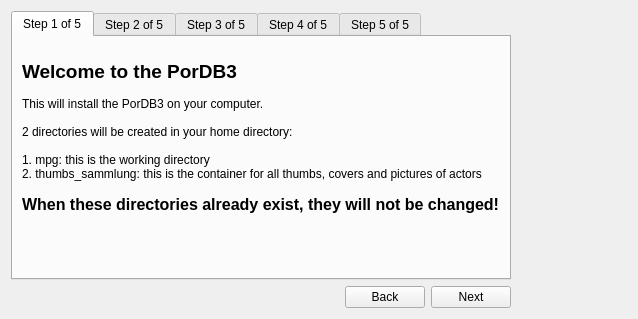
Above: pordb_setup.ui from hwmay/pordb3 before the change. Below: the same form after it.
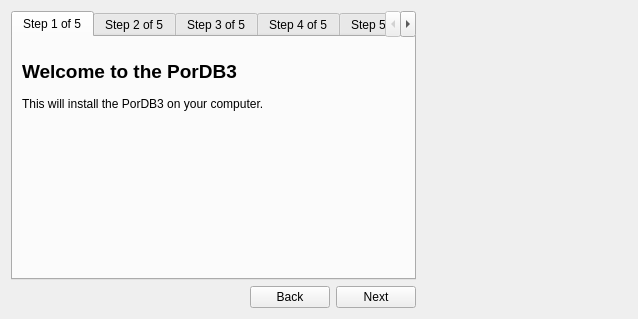
That is the form after the change.

Commit message: New function: installation with working and thumbs directory changed

Patch:
```diff
--- a/pordb_setup.ui
+++ b/pordb_setup.ui
@@ -32,18 +32,12 @@
             <string>&lt;!DOCTYPE HTML PUBLIC &quot;-//W3C//DTD HTML 4.0//EN&quot; &quot;http://www.w3.org/TR/REC-html40/strict.dtd&quot;&gt;
 &lt;html&gt;&lt;head&gt;&lt;meta name=&quot;qrichtext&quot; content=&quot;1&quot; /&gt;&lt;style type=&quot;text/css&quot;&gt;
 p, li { white-space: pre-wrap; }
-&lt;/style&gt;&lt;/head&gt;&lt;body style=&quot; font-family:'Sans Serif'; font-size:9pt; font-weight:400; font-style:normal;&quot;&gt;
-&lt;p style=&quot;-qt-paragraph-type:empty; margin-top:0px; margin-bottom:0px; margin-left:0px; margin-right:0px; -qt-block-indent:0; text-indent:0px;&quot;&gt;&lt;br /&gt;&lt;/p&gt;
-&lt;p style=&quot; margin-top:0px; margin-bottom:0px; margin-left:0px; margin-right:0px; -qt-block-indent:0; text-indent:0px;&quot;&gt;&lt;span style=&quot; font-size:14pt; font-weight:600;&quot;&gt;Welcome to the PorDB3&lt;/span&gt;&lt;/p&gt;
-&lt;p style=&quot;-qt-paragraph-type:empty; margin-top:0px; margin-bottom:0px; margin-left:0px; margin-right:0px; -qt-block-indent:0; text-indent:0px;&quot;&gt;&lt;br /&gt;&lt;/p&gt;
-&lt;p style=&quot; margin-top:0px; margin-bottom:0px; margin-left:0px; margin-right:0px; -qt-block-indent:0; text-indent:0px;&quot;&gt;This will install the PorDB3 on your computer.&lt;/p&gt;
-&lt;p style=&quot;-qt-paragraph-type:empty; margin-top:0px; margin-bottom:0px; margin-left:0px; margin-right:0px; -qt-block-indent:0; text-indent:0px;&quot;&gt;&lt;br /&gt;&lt;/p&gt;
-&lt;p style=&quot; margin-top:0px; margin-bottom:0px; margin-left:0px; margin-right:0px; -qt-block-indent:0; text-indent:0px;&quot;&gt;2 directories will be created in your home directory: &lt;/p&gt;
-&lt;p style=&quot;-qt-paragraph-type:empty; margin-top:0px; margin-bottom:0px; margin-left:0px; margin-right:0px; -qt-block-indent:0; text-indent:0px;&quot;&gt;&lt;br /&gt;&lt;/p&gt;
-&lt;p style=&quot; margin-top:0px; margin-bottom:0px; margin-left:0px; margin-right:0px; -qt-block-indent:0; text-indent:0px;&quot;&gt;1. mpg: this is the working directory&lt;/p&gt;
-&lt;p style=&quot; margin-top:0px; margin-bottom:0px; margin-left:0px; margin-right:0px; -qt-block-indent:0; text-indent:0px;&quot;&gt;2. thumbs_sammlung: this is the container for all thumbs, covers and pictures of actors&lt;/p&gt;
-&lt;p style=&quot;-qt-paragraph-type:empty; margin-top:0px; margin-bottom:0px; margin-left:0px; margin-right:0px; -qt-block-indent:0; text-indent:0px;&quot;&gt;&lt;br /&gt;&lt;/p&gt;
-&lt;p style=&quot; margin-top:0px; margin-bottom:0px; margin-left:0px; margin-right:0px; -qt-block-indent:0; text-indent:0px;&quot;&gt;&lt;span style=&quot; font-size:12pt; font-weight:600;&quot;&gt;When these directories already exist, they will not be changed!&lt;/span&gt;&lt;/p&gt;&lt;/body&gt;&lt;/html&gt;</string>
+&lt;/style&gt;&lt;/head&gt;&lt;body style=&quot; font-family:'Noto Sans'; font-size:10pt; font-weight:400; font-style:normal;&quot;&gt;
+&lt;p style=&quot;-qt-paragraph-type:empty; margin-top:0px; margin-bottom:0px; margin-left:0px; margin-right:0px; -qt-block-indent:0; text-indent:0px; font-family:'Sans Serif'; font-size:9pt;&quot;&gt;&lt;br /&gt;&lt;/p&gt;
+&lt;p style=&quot; margin-top:0px; margin-bottom:0px; margin-left:0px; margin-right:0px; -qt-block-indent:0; text-indent:0px;&quot;&gt;&lt;span style=&quot; font-family:'Sans Serif'; font-size:14pt; font-weight:600;&quot;&gt;Welcome to the PorDB3&lt;/span&gt;&lt;/p&gt;
+&lt;p style=&quot;-qt-paragraph-type:empty; margin-top:0px; margin-bottom:0px; margin-left:0px; margin-right:0px; -qt-block-indent:0; text-indent:0px; font-family:'Sans Serif'; font-size:9pt;&quot;&gt;&lt;br /&gt;&lt;/p&gt;
+&lt;p style=&quot; margin-top:0px; margin-bottom:0px; margin-left:0px; margin-right:0px; -qt-block-indent:0; text-indent:0px;&quot;&gt;&lt;span style=&quot; font-family:'Sans Serif'; font-size:9pt;&quot;&gt;This will install the PorDB3 on your computer.&lt;/span&gt;&lt;/p&gt;
+&lt;p style=&quot;-qt-paragraph-type:empty; margin-top:0px; margin-bottom:0px; margin-left:0px; margin-right:0px; -qt-block-indent:0; text-indent:0px; font-family:'Sans Serif'; font-size:9pt;&quot;&gt;&lt;br /&gt;&lt;/p&gt;&lt;/body&gt;&lt;/html&gt;</string>
            </property>
           </widget>
          </item>
```
The commit also changes 4 other files.
